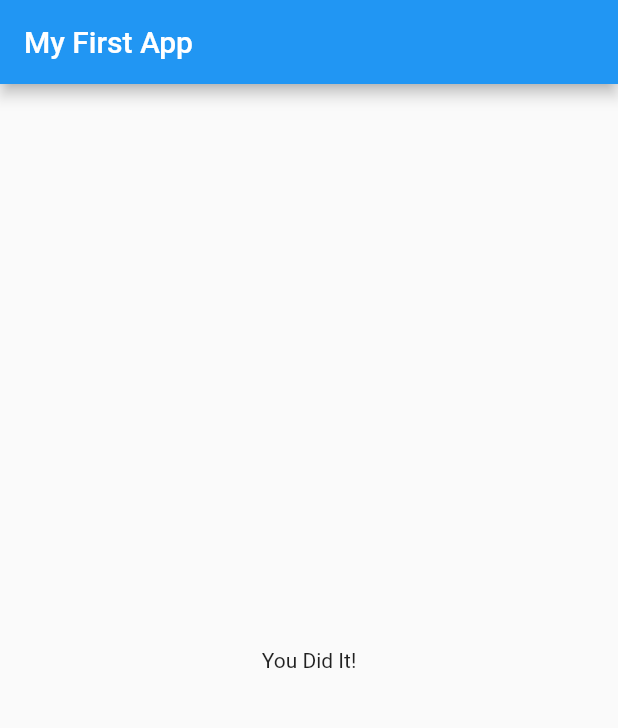
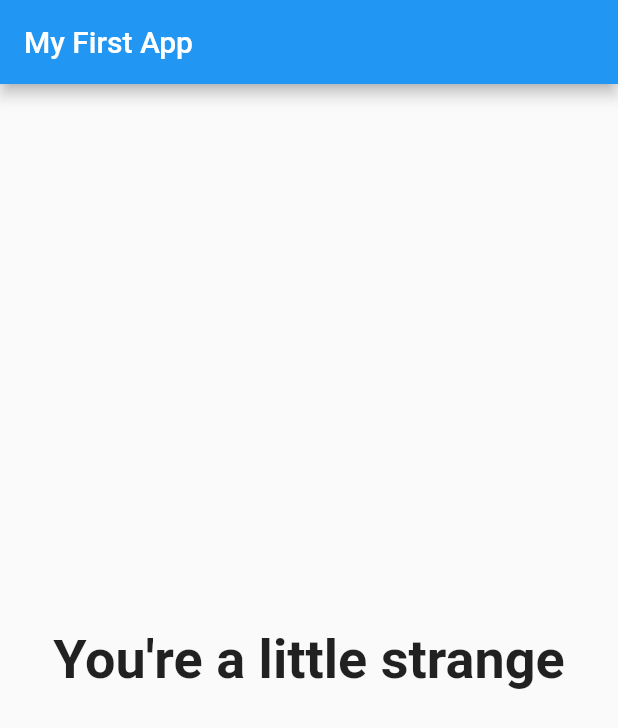
Before and after one commit to YuckiestPenguin/flutter_complete_guide, a Flutter app: the screen it shows after launch, after a tap on "Blue", after a tap on "Elephant", after a tap on "Real Madrid", on a phone screen of 412 x 824 dp. Shown: the top 728 px of the screen. Run offline on Flutter 3.47's test engine with Material 2 defaults, Android fonts, the phone set to English and light mode, and no system bars.

Commit message:
Added result phrase

```diff
--- a/lib/main.dart
+++ b/lib/main.dart
@@ -15,24 +15,41 @@ class MyApp extends StatefulWidget {
 
 class _MyAppState extends State<MyApp> {
   var _questionIndex = 0;
+  var _totalScore = 0;
   final _questions = const [
     {
       'questionText': 'What\'s your favorite color?',
-      'answers': ['Blue', 'Red', 'Black', 'White']
+      'answers': [
+        {'text': 'Blue', 'score': 1},
+        {'text': 'Red', 'score': 7},
+        {'text': 'Black', 'score': 10},
+        {'text': 'White', 'score': 3}
+      ]
     },
     {
       'questionText': 'What\'s your favorite animal?',
-      'answers': ['Dog', 'Elephant', 'Lion', 'Fish']
+      'answers': [
+        {'text': 'Dog', 'score': 1},
+        {'text': 'Elephant', 'score': 3},
+        {'text': 'Lion', 'score': 7},
+        {'text': 'Fish', 'score': 10}
+      ]
     },
     {
       'questionText': 'who\'s your favorite team?',
-      'answers': ['Manchester United', 'PSG', 'Real Madrid', 'Bayern']
+      'answers': [
+        {'text': 'Manchester United', 'score': 1},
+        {'text': 'PSG', 'score': 7},
+        {'text': 'Real Madrid', 'score': 10},
+        {'text': 'Bayern', 'score': 5}
+      ]
     },
   ];
 
   @override
   Widget build(BuildContext context) {
-    void _answerQuestion() {
+    void _answerQuestion(int score) {
+      _totalScore += score;
       setState(() {
         _questionIndex = _questionIndex + 1;
       });
@@ -50,7 +67,7 @@ class _MyAppState extends State<MyApp> {
                   answerQuestion: _answerQuestion,
                   questionIndex: _questionIndex,
                 )
-              : Result()),
+              : Result(_totalScore)),
     );
   }
 }
--- a/lib/quiz.dart
+++ b/lib/quiz.dart
@@ -16,8 +16,9 @@ class Quiz extends StatelessWidget {
     return Column(
       children: [
         Question(questions[questionIndex]['questionText']),
-        ...(questions[questionIndex]['answers'] as List<String>).map((answer) {
-          return Answer(answerQuestion, answer);
+        ...(questions[questionIndex]['answers'] as List<Map<String, Object>>)
+            .map((answer) {
+          return Answer(()=>answerQuestion(answer['score']), answer['text']);
         })
       ],
     );
--- a/lib/result.dart
+++ b/lib/result.dart
@@ -1,10 +1,32 @@
 import 'package:flutter/material.dart';
 
 class Result extends StatelessWidget {
+  final int resultScore;
+  Result(this.resultScore);
+
+  String get resultPhrase {
+    String resultText;
+
+    if (resultScore <= 8) {
+      resultText = 'You are awesome';
+    } else if (resultScore <= 12) {
+      resultText = 'You\'re OK';
+    } else if (resultScore <= 16) {
+      resultText = 'You\'re a little strange';
+    } else {
+      resultText = 'Go away';
+    }
+    return resultText;
+  }
+
   @override
   Widget build(BuildContext context) {
     return Center(
-      child: Text("You Did It!"),
+      child: Text(
+        resultPhrase,
+        style: TextStyle(fontSize: 36, fontWeight: FontWeight.bold),
+        textAlign: TextAlign.center,
+      ),
     );
   }
 }
```
